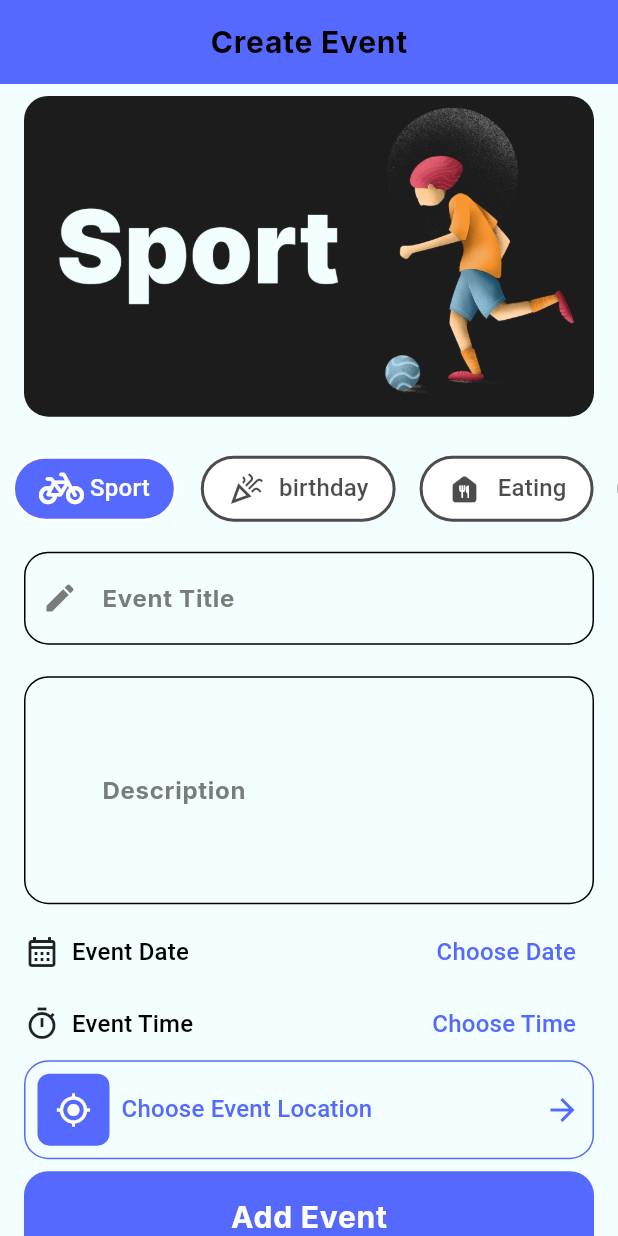
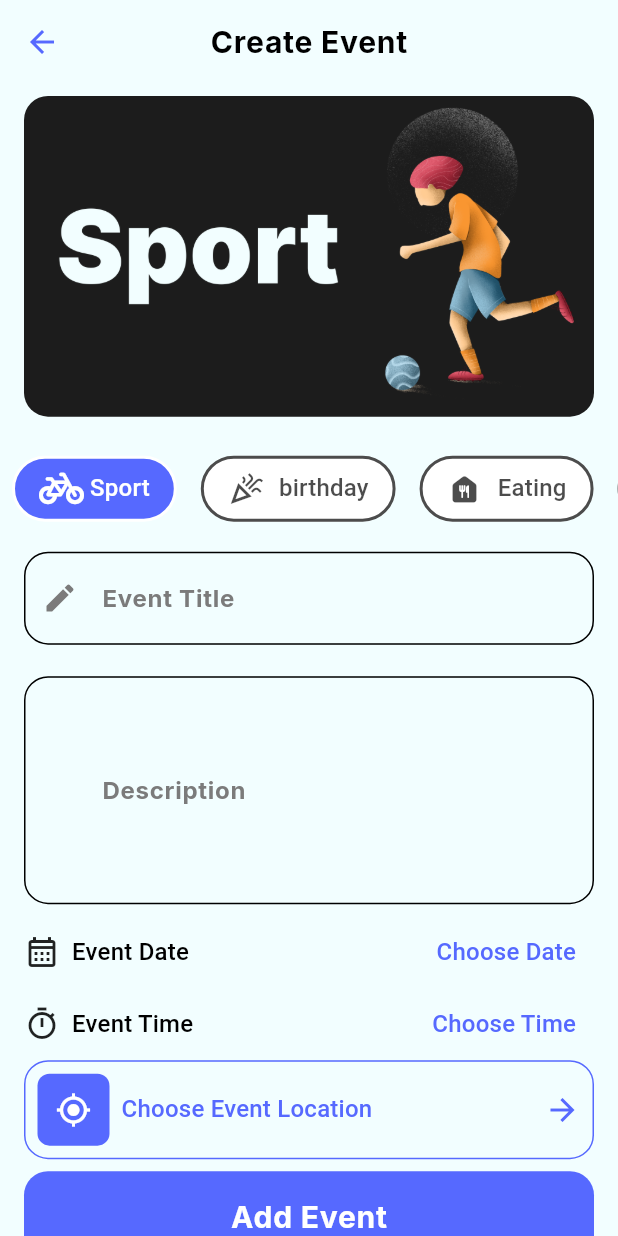
Before and after one commit to AbdelfattahSultan/evently_app, a Flutter app: the CreateEvent screen opened by its route, on a phone screen of 412 x 824 dp. Run offline on Flutter 3.47's test engine with Material 3 defaults, Android fonts, the phone set to English and light mode, and no system bars; our stand-ins replace animated_toggle_switch, cloud_firestore, firebase_auth, firebase_core, flutter_svg, geocoding and 5 more; accounts and stored records are empty.

Commit message:
feat(auth): enhance Google Sign-In flow and handle user creation feat(home): update user name display color to white style(createEvent): set AppBar background color to transparent and unify primary color usage

```diff
--- a/lib/screens/home/HomeScreen.dart
+++ b/lib/screens/home/HomeScreen.dart
@@ -49,7 +49,9 @@ class _HomeScreenState extends State<HomeScreen> {
                 children: [
                   Text(
                     authProvider.getUser()?.name ?? "",
-                    style: context.fonts.bodyMedium,
+                    style: context.fonts.bodyMedium?.copyWith(
+                      color: Colors.white
+                    )
                   ),
                   Text(
                     "Welcome Back",
--- a/lib/screens/home/Tabs/createEvent/createEvent.dart
+++ b/lib/screens/home/Tabs/createEvent/createEvent.dart
@@ -37,6 +37,7 @@ class _CreateEventState extends State<CreateEvent> {
     return Scaffold(
       resizeToAvoidBottomInset: false,
       appBar: AppBar(
+        backgroundColor: Colors.transparent,
         title: Text('Create Event', style: context.fonts.bodyLarge),
       ),
       body: SingleChildScrollView(
@@ -191,7 +192,7 @@ class _CreateEventState extends State<CreateEvent> {
                                   padding: EdgeInsets.all(12),
                                   decoration: BoxDecoration(
                                     borderRadius: BorderRadius.circular(8),
-                                    color: context.colors.primary,
+                                    color: AppColors.primary,
                                   ),
                                   child: Icon(
                                     Icons.gps_fixed_outlined,
@@ -204,14 +205,14 @@ class _CreateEventState extends State<CreateEvent> {
                                       ? "Choose Event Location"
                                       : selectedLocationName ?? '',
                                   style: context.fonts.titleMedium?.copyWith(
-                                    color: context.colors.primary,
+                                    color: AppColors.primary,
                                   ),
                                 ),
                               ],
                             ),
                             Icon(
                               Icons.arrow_forward,
-                              color: context.colors.primary,
+                              color: AppColors.primary,
                             ),
                           ],
                         ),
```
Also changed, not shown: lib/provider/AuthProvider.dart (+41 -5 lines).
